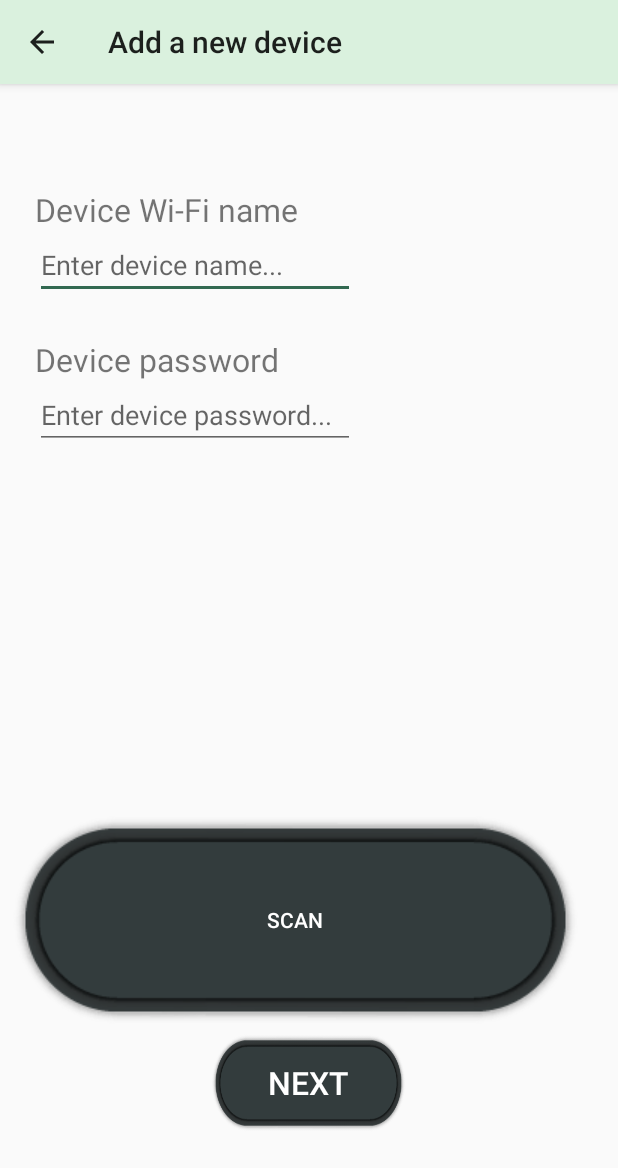
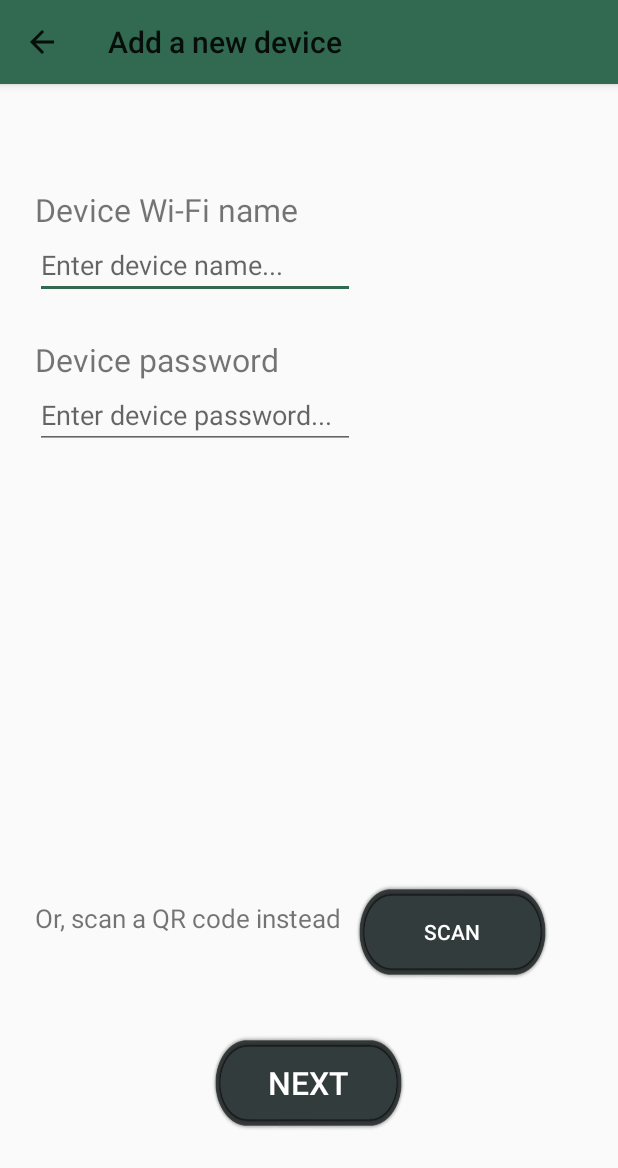
Before and after one commit to thirdpartofkalista/cyberplug-android_app, an Android app: the AddDeviceActivity screen opened directly, with no data from a screen before it, on a phone screen of 412 x 824 dp. Shown: the top 1168 px of the screen. Run offline under Robolectric (Android 15) with nearby library versions, the phone set to English and light mode, and no system bars.

Commit message:
woring on qr code scanning

```diff
--- a/app/build.gradle
+++ b/app/build.gradle
@@ -36,9 +36,6 @@
     implementation 'com.android.support:design:27.1.1'
 
 //    QR Code scanner
-//    implementation 'com.budiyev.android:code-scanner:1.9.2'
-
-//    Firebase authentication
-//    implementation 'com.google.firebase:firebase-auth:16.0.2'
+    implementation 'com.budiyev.android:code-scanner:1.9.4'
 
 }
--- a/app/src/main/AndroidManifest.xml
+++ b/app/src/main/AndroidManifest.xml
@@ -9,7 +9,8 @@
     <uses-permission android:name="android.permission.ACCESS_FINE_LOCATION" />
 
     <!-- Camera persmission for QR code scanning -->
-    <!-- <uses-permission android:name="android.permission.CAMERA" /> -->
+    <uses-permission android:name="android.permission.CAMERA" />
+
     <application
         android:allowBackup="true"
         android:icon="@mipmap/ic_launcher"
@@ -36,7 +37,8 @@
         <activity android:name=".Landing" />
         <activity android:name=".CreateAccountActivity" />
         <activity android:name=".SettingsActivity" />
-        <activity android:name=".HelpActivity"></activity>
+        <activity android:name=".HelpActivity" />
+        <activity android:name=".QRcodeActivity"></activity>
     </application>
 
 </manifest>
--- a/app/src/main/java/com/criss/cyberplug/types/intents/RequestCode.java
+++ b/app/src/main/java/com/criss/cyberplug/types/intents/RequestCode.java
@@ -8,7 +8,8 @@
     GROUP_SETTINGS(4),
     CONFIGURE_DEVICE(5),
     CREATE_ACCOUNT(6),
-    LOG_IN(7);
+    LOG_IN(7),
+    SCAN_QR(8);
 
     private final int value;
 
--- a/app/src/main/res/layout/activity_add_device.xml
+++ b/app/src/main/res/layout/activity_add_device.xml
@@ -78,16 +78,15 @@
 
     <Button
         android:id="@+id/scan_button"
-        android:layout_width="wrap_content"
-        android:layout_height="wrap_content"
-        android:layout_alignRight="@+id/scan_textview"
-        android:layout_alignBaseline="@id/scan_textview"
-        android:layout_alignParentEnd="true"
-        android:layout_marginEnd="26dp"
+        android:layout_width="130dp"
+        android:layout_height="65dp"
+
+        android:layout_alignParentBottom="true"
+        android:layout_marginBottom="170dp"
+        android:layout_toEndOf="@+id/device_wifi_name_edittext"
+        android:background="@drawable/buton"
         android:text="scan"
-        android:background="@drawable/buton"
-        android:textColor="@android:color/white"
-        />
+        android:textColor="@android:color/white" />
 
     <Button
         android:id="@+id/next_button"
--- a/app/src/main/res/values/colors.xml
+++ b/app/src/main/res/values/colors.xml
@@ -1,8 +1,8 @@
 <?xml version="1.0" encoding="utf-8"?>
 <resources>
-    <color name="colorPrimary">#DAF1DE</color>
+    <color name="colorPrimary">#326951</color>
     <color name="colorPrimaryDark">#364138</color>
     <color name="colorAccent">#326951</color>
-    <color name="colorButtons">#326951</color>
+    <color name="colorButtons">#DAF1DE</color>
 
 </resources>
```
Also changed, not shown: app/src/main/java/com/criss/cyberplug/AddDeviceActivity.java (+20 -0 lines), app/src/main/java/com/criss/cyberplug/Landing.java (+7 -1 lines), app/src/main/java/com/criss/cyberplug/QRcodeActivity.java (added, +59 -0 lines), app/src/main/res/layout/activity_qrcode.xml (added, +32 -0 lines).
